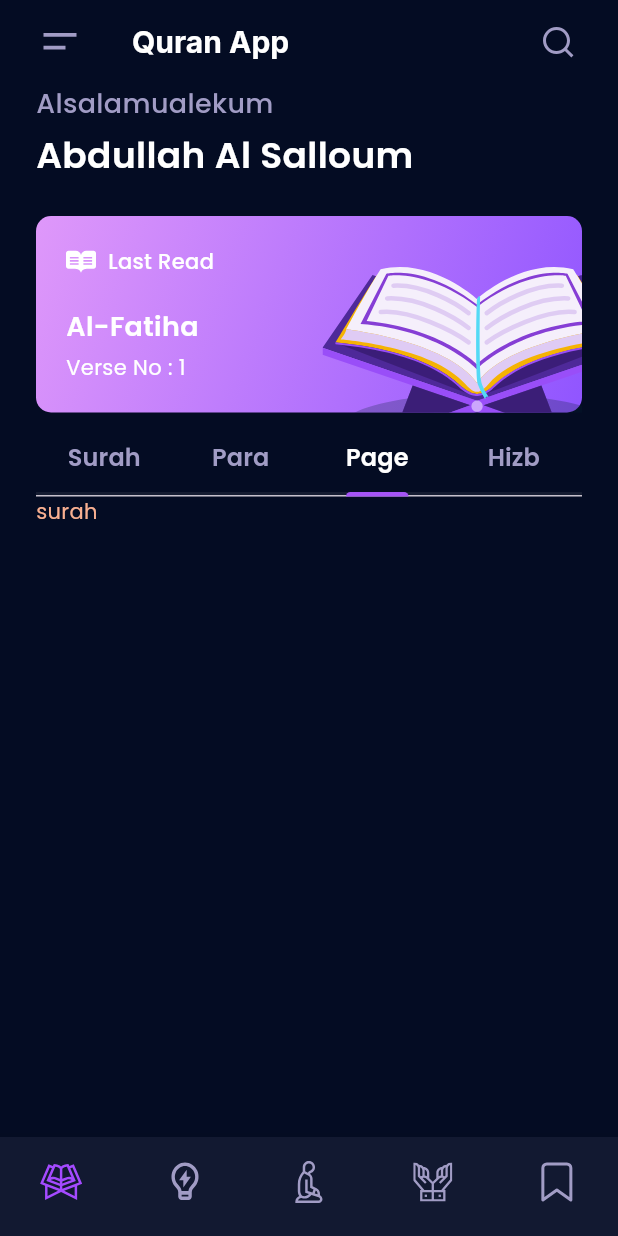
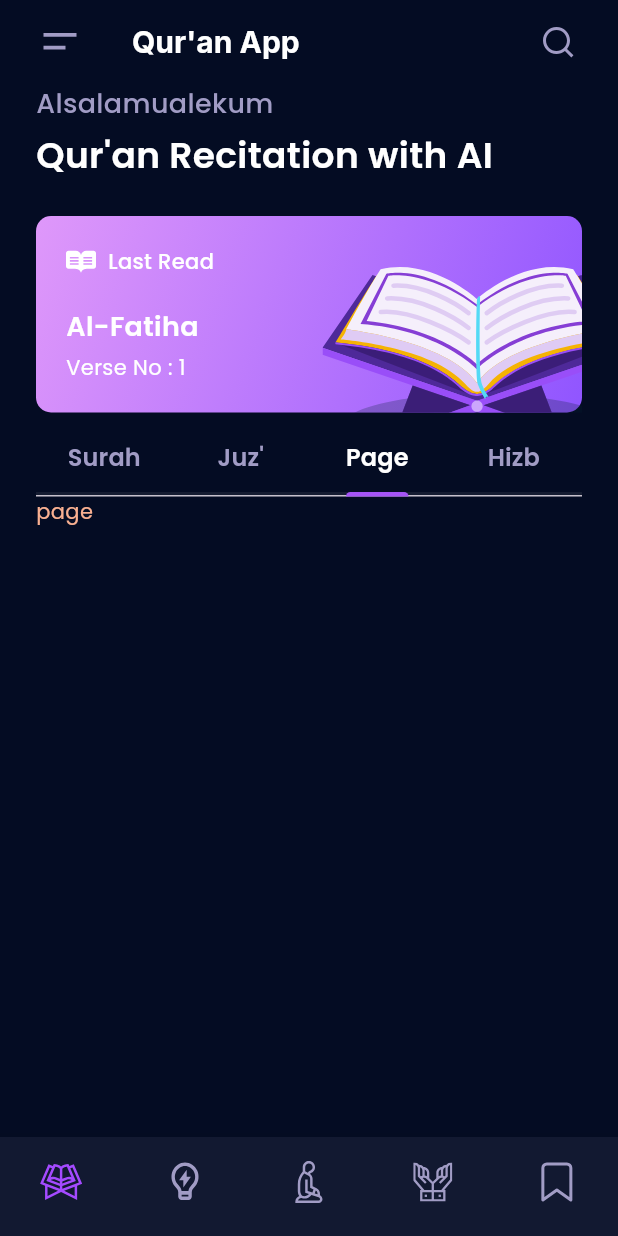
Before and after one commit to Abdullah-AlSalloum/quranapp, a Flutter app: the HomeScreen screen opened directly, tab 3 chosen, on a phone screen of 412 x 824 dp. Run offline on Flutter 3.47's test engine with Material 3 defaults, Android fonts, the phone set to English and light mode, and no system bars; our stand-ins replace audioplayers, flutter_svg, google_fonts, shared_preferences; accounts and stored records are empty; network calls fail.

Commit message:
first commit

```diff
--- a/lib/models/Surah_en_response_model.dart
+++ b/lib/models/Surah_en_response_model.dart
@@ -1,7 +1,3 @@
-// To parse this JSON data, do
-//
-//     final surahEnResponseModel = surahEnResponseModelFromJson(jsonString);
-
 import 'dart:convert';
 
 SurahEnResponseModel surahEnResponseModelFromJson(String str) =>
--- a/lib/models/Surah_response_model.dart
+++ b/lib/models/Surah_response_model.dart
@@ -1,7 +1,3 @@
-// To parse this JSON data, do
-//
-//     final surahResponseModel = surahResponseModelFromJson(jsonString);
-
 import 'dart:convert';
 
 SurahResponseModel surahResponseModelFromJson(String str) =>
--- a/lib/screens/home.dart
+++ b/lib/screens/home.dart
@@ -19,7 +19,7 @@ TabBar _tab() {
       indicatorWeight: 3,
       tabs: [
         _tabItem(label: 'Surah'),
-        _tabItem(label: 'Para'),
+        _tabItem(label: "Juz'"),
         _tabItem(label: 'Page'),
         _tabItem(label: 'Hizb'),
       ]);
@@ -119,7 +119,7 @@ Column _greeting() {
         height: 4,
       ),
       Text(
-        'Abdullah Al Salloum',
+        "Qur'an Recitation with AI",
         style: GoogleFonts.poppins(
             fontSize: 24, fontWeight: FontWeight.w600, color: Colors.white),
       ),
@@ -222,7 +222,7 @@ class _HomeScreenState extends State<HomeScreen> {
               width: 24,
             ),
             Text(
-              'Quran App',
+              "Qur'an App",
               style: GoogleFonts.inter(
                   textStyle: const TextStyle(
                       fontSize: 20,
--- a/lib/screens/splash.dart
+++ b/lib/screens/splash.dart
@@ -20,7 +20,7 @@ class SplashScreen extends StatelessWidget {
                 crossAxisAlignment: CrossAxisAlignment.center,
                 children: [
                   Text(
-                    'Quran App',
+                    "Qur'an App",
                     style: GoogleFonts.poppins(
                         color: Colors.white,
                         fontWeight: FontWeight.bold,
--- a/lib/tabs/hizb_tab.dart
+++ b/lib/tabs/hizb_tab.dart
@@ -7,7 +7,7 @@ class HizbTab extends StatelessWidget {
   @override
   Widget build(BuildContext context) {
     return  Container(
-      child: Text('surah',
+      child: Text('hizb',
         style: GoogleFonts.poppins(
           color : const Color(0xFFF9B091),
         ),),
--- a/lib/tabs/page_tab.dart
+++ b/lib/tabs/page_tab.dart
@@ -7,7 +7,7 @@ class PageTab extends StatelessWidget {
   @override
   Widget build(BuildContext context) {
     return Container(
-      child: Text('surah',
+      child: Text('page',
         style: GoogleFonts.poppins(
           color : const Color(0xFFF9B091),
         ),),
--- a/lib/tabs/para_tab.dart
+++ b/lib/tabs/para_tab.dart
@@ -8,7 +8,7 @@ class ParaTab extends StatelessWidget {
   @override
   Widget build(BuildContext context) {
     return  Container(
-      child: Text('surah',
+      child: Text("Juz'",
         style: GoogleFonts.poppins(
           color : const Color(0xFFF9B091),
         ),),
```
